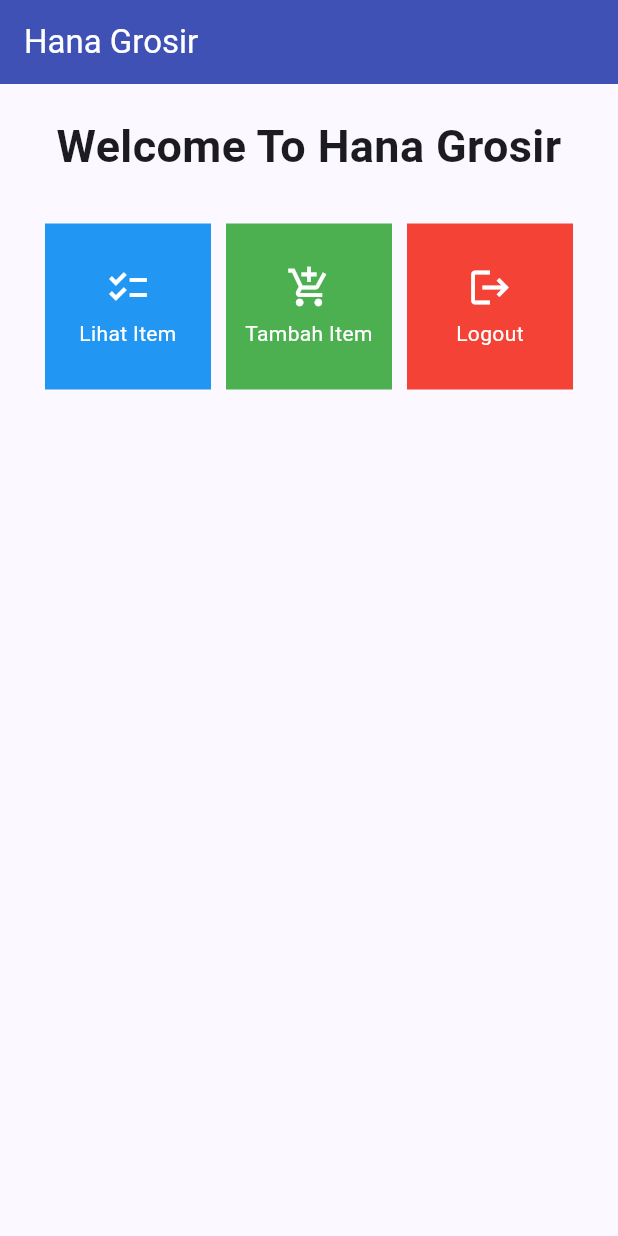
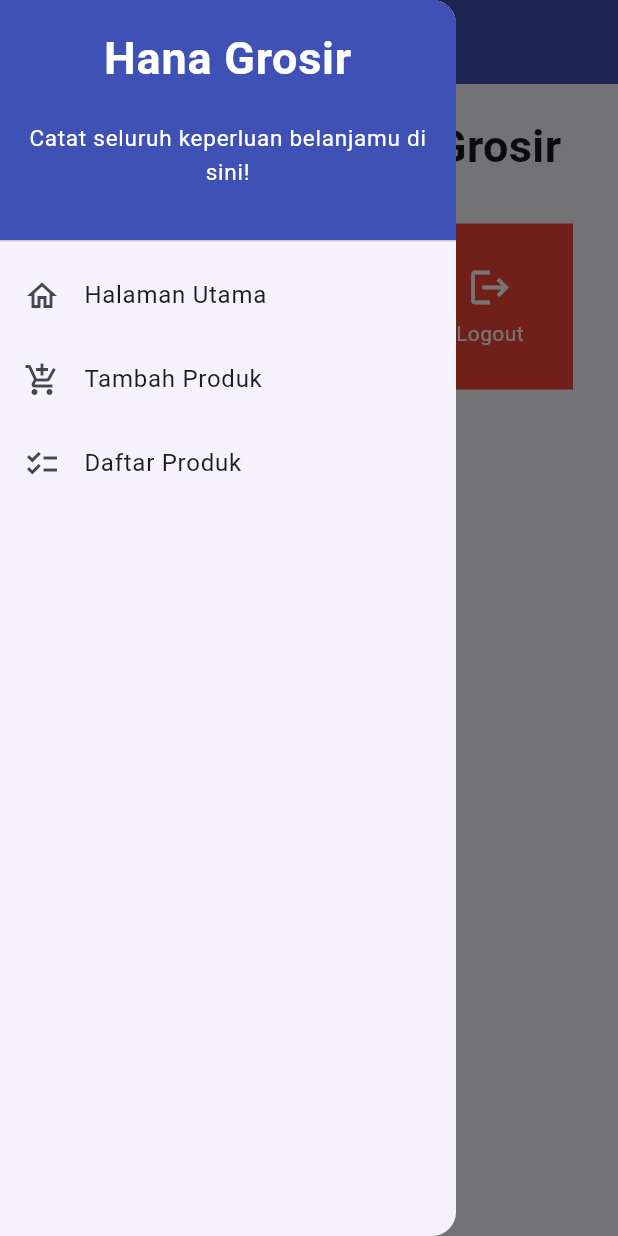
Before and after one commit to catherinehana/TugasPBPFlutter, a Flutter app: the screen it shows after launch, with the side drawer open (before the commit the screen has no drawer), on a phone screen of 412 x 824 dp. Run offline on Flutter 3.47's test engine with Material 2 defaults, Android fonts, the phone set to English and light mode, and no system bars.

Commit message:
TugasPBP08

```diff
--- a/lib/main.dart
+++ b/lib/main.dart
@@ -1,5 +1,5 @@
 import 'package:flutter/material.dart';
-import 'package:hana_grosir/menu.dart';
+import 'package:hana_grosir/screens/menu.dart';
 
 void main() {
   runApp(const MyApp());
--- /dev/null
+++ b/lib/models/item_model.dart
@@ -0,0 +1,13 @@
+class Product {
+  //final String id;
+  final String name;
+  final int price;
+  final int ammount;
+  final String description;
+
+  Product(
+      {required this.name,
+      required this.price,
+      required this.ammount,
+      required this.description});
+}
--- /dev/null
+++ b/lib/screens/menu.dart
@@ -0,0 +1,140 @@
+import 'package:flutter/material.dart';
+//import 'package:hana_grosir/screens/shoplist_form.dart';
+import 'package:hana_grosir/widgets/left_drawer.dart';
+import 'package:hana_grosir/widgets/shop_card.dart';
+import 'package:hana_grosir/models/item_model.dart';
+
+// MyHomePage
+class MyHomePage extends StatefulWidget {
+  MyHomePage({Key? key}) : super(key: key);
+
+  @override
+  _MyHomePageState createState() => _MyHomePageState();
+}
+
+class _MyHomePageState extends State<MyHomePage> {
+  List<Product> products = [];
+
+  final List<ShopItem> items = [
+    ShopItem("Lihat Item", Icons.checklist),
+    ShopItem("Tambah Item", Icons.add_shopping_cart),
+    ShopItem("Logout", Icons.logout),
+  ];
+
+  @override
+  Widget build(BuildContext context) {
+    return Scaffold(
+      appBar: AppBar(
+        title: const Text('Hana Grosir', style: TextStyle(color: Colors.white)),
+        foregroundColor: Colors.white,
+      ),
+      drawer: const LeftDrawer(),
+      body: SingleChildScrollView(
+        child: Padding(
+          padding: const EdgeInsets.all(10.0),
+          child: Column(
+            children: <Widget>[
+              const Padding(
+                padding: EdgeInsets.only(top: 10.0, bottom: 10.0),
+                child: Text(
+                  'Welcome To Hana Grosir',
+                  textAlign: TextAlign.center,
+                  style: TextStyle(
+                    fontSize: 30,
+                    fontWeight: FontWeight.bold,
+                  ),
+                ),
+              ),
+              GridView.count(
+                primary: true,
+                padding: const EdgeInsets.all(20),
+                crossAxisSpacing: 10,
+                mainAxisSpacing: 10,
+                crossAxisCount: 3,
+                shrinkWrap: true,
+                children: items.map((ShopItem item) {
+                  return ShopCard(item: item, products: products);
+                }).toList(),
+              ),
+            ],
+          ),
+        ),
+      ),
+    );
+  }
+}
+
+
+// The rest of your code remains unchanged.
+
+
+// class ShopItem {
+//   final String name;
+//   final IconData icon;
+
+//   ShopItem(this.name, this.icon);
+// }
+
+// class ShopCard extends StatelessWidget {
+//   final ShopItem item;
+
+//   const ShopCard(this.item, {Key? key}) : super(key: key);
+
+//   Color getColorForItem(ShopItem item) {
+//     if (item.name == "Lihat Item") {
+//       return Colors.blue;
+//     } else if (item.name == "Tambah Item") {
+//       return Colors.green;
+//     } else if (item.name == "Logout") {
+//       return Colors.red;
+//     } else {
+//       return Colors.indigo; // Warna default jika tidak ada yang cocok
+//     }
+//   }
+
+//   @override
+//   Widget build(BuildContext context) {
+//     Color cardColor = getColorForItem(item);
+
+//     return Material(
+//       color: cardColor,
+//       child: InkWell(
+//         onTap: () {
+//           ScaffoldMessenger.of(context)
+//             ..hideCurrentSnackBar()
+//             ..showSnackBar(SnackBar(
+//                 content: Text("Kamu telah menekan tombol ${item.name}!")));
+//           if (item.name == "Tambah Produk") {
+//             // TODO: Gunakan Navigator.push untuk melakukan navigasi ke MaterialPageRoute yang mencakup ShopFormPage.
+//             Navigator.pushReplacement(
+//                 context,
+//                 MaterialPageRoute(
+//                   builder: (context) => ShopFormPage(),
+//                 ));
+//           }
+//         },
+//         child: Container(
+//           padding: const EdgeInsets.all(8),
+//           child: Center(
+//             child: Column(
+//               mainAxisAlignment: MainAxisAlignment.center,
+//               children: [
+//                 Icon(
+//                   item.icon,
+//                   color: Colors.white,
+//                   size: 30.0,
+//                 ),
+//                 const Padding(padding: EdgeInsets.all(3)),
+//                 Text(
+//                   item.name,
+//                   textAlign: TextAlign.center,
+//                   style: const TextStyle(color: Colors.white),
+//                 ),
+//               ],
+//             ),
+//           ),
+//         ),
+//       ),
+//     );
+//   }
+// }
--- /dev/null
+++ b/lib/widgets/left_drawer.dart
@@ -0,0 +1,91 @@
+import 'package:flutter/material.dart';
+import 'package:hana_grosir/screens/menu.dart';
+import 'package:hana_grosir/screens/shoplist_form.dart';
+import 'package:hana_grosir/screens/shop_list_page.dart';
+import 'package:hana_grosir/widgets/shop_card.dart';
+import 'package:hana_grosir/models/item_model.dart';
+
+// TODO: Impor halaman ShopFormPage jika sudah dibuat
+
+class LeftDrawer extends StatelessWidget {
+  //const LeftDrawer({super.key})
+  //final List<Product> products;
+
+  //const LeftDrawer({Key? key, required this.products}) : super(key: key);
+  const LeftDrawer({super.key});
+
+  @override
+  Widget build(BuildContext context) {
+    return Drawer(
+      child: ListView(
+        children: [
+          const DrawerHeader(
+            decoration: BoxDecoration(
+              color: Colors.indigo,
+            ),
+            child: Column(
+              children: [
+                Text(
+                  'Hana Grosir',
+                  textAlign: TextAlign.center,
+                  style: TextStyle(
+                    fontSize: 30,
+                    fontWeight: FontWeight.bold,
+                    color: Colors.white,
+                  ),
+                ),
+                Padding(padding: EdgeInsets.all(10)),
+                Text(
+                  "Catat seluruh keperluan belanjamu di sini!",
+                  // TODO: Tambahkan gaya teks dengan center alignment, font ukuran 15, warna putih, dan weight biasa
+                  textAlign: TextAlign.center,
+                  style: TextStyle(
+                    fontSize: 15, // Ubah ukuran font menjadi 15
+                    color: Colors.white,
+                  ),
+                ),
+              ],
+            ),
+          ),
+          ListTile(
+            leading: const Icon(Icons.home_outlined),
+            title: const Text('Halaman Utama'),
+            // Bagian redirection ke MyHomePage
+            onTap: () {
+              Navigator.pushReplacement(
+                  context,
+                  MaterialPageRoute(
+                    builder: (context) => MyHomePage(),
+                  ));
+            },
+          ),
+          ListTile(
+            leading: const Icon(Icons.add_shopping_cart),
+            title: const Text('Tambah Produk'),
+            // Bagian redirection ke ShopFormPage
+            onTap: () {
+              Navigator.pushReplacement(
+                  context,
+                  MaterialPageRoute(
+                    builder: (context) => ShopFormPage(),
+                  ));
+            },
+          ),
+          ListTile(
+            leading: const Icon(Icons.checklist),
+            title: const Text('Daftar Produk'),
+            // Bagian redirection ke ShopFormPage
+            onTap: () {
+              Navigator.pushReplacement(
+                context,
+                MaterialPageRoute(
+                  builder: (context) => ShopListPage(products: products),
+                ),
+              );
+            },
+          ),
+        ],
+      ),
+    );
+  }
+}
--- a/lib/menu.dart
+++ b/lib/widgets/shop_card.dart
@@ -1,54 +1,8 @@
 import 'package:flutter/material.dart';
-
-class MyHomePage extends StatelessWidget {
-  MyHomePage({Key? key}) : super(key: key);
-
-  final List<ShopItem> items = [
-    ShopItem("Lihat Item", Icons.checklist),
-    ShopItem("Tambah Item", Icons.add_shopping_cart),
-    ShopItem("Logout", Icons.logout),
-  ];
-
-  @override
-  Widget build(BuildContext context) {
-    return Scaffold(
-      appBar: AppBar(
-        title: const Text('Hana Grosir', style: TextStyle(color: Colors.white)),
-      ),
-      body: SingleChildScrollView(
-        child: Padding(
-          padding: const EdgeInsets.all(10.0),
-          child: Column(
-            children: <Widget>[
-              const Padding(
-                padding: EdgeInsets.only(top: 10.0, bottom: 10.0),
-                child: Text(
-                  'Welcome To Hana Grosir',
-                  textAlign: TextAlign.center,
-                  style: TextStyle(
-                    fontSize: 30,
-                    fontWeight: FontWeight.bold,
-                  ),
-                ),
-              ),
-              GridView.count(
-                primary: true,
-                padding: const EdgeInsets.all(20),
-                crossAxisSpacing: 10,
-                mainAxisSpacing: 10,
-                crossAxisCount: 3,
-                shrinkWrap: true,
-                children: items.map((ShopItem item) {
-                  return ShopCard(item);
-                }).toList(),
-              ),
-            ],
-          ),
-        ),
-      ),
-    );
-  }
-}
+import 'package:hana_grosir/screens/shoplist_form.dart';
+import 'package:hana_grosir/screens/shop_list_page.dart';
+import 'package:hana_grosir/screens/menu.dart';
+import 'package:hana_grosir/models/item_model.dart';
 
 class ShopItem {
   final String name;
@@ -59,8 +13,10 @@ class ShopItem {
 
 class ShopCard extends StatelessWidget {
   final ShopItem item;
+  final List<Product> products;
 
-  const ShopCard(this.item, {Key? key}) : super(key: key);
+  const ShopCard({Key? key, required this.item, required this.products})
+      : super(key: key); // Constructor
 
   Color getColorForItem(ShopItem item) {
     if (item.name == "Lihat Item") {
@@ -77,17 +33,36 @@ class ShopCard extends StatelessWidget {
   @override
   Widget build(BuildContext context) {
     Color cardColor = getColorForItem(item);
-
     return Material(
       color: cardColor,
       child: InkWell(
+        // Area responsif terhadap sentuhan
         onTap: () {
+          // Memunculkan SnackBar ketika diklik
           ScaffoldMessenger.of(context)
             ..hideCurrentSnackBar()
             ..showSnackBar(SnackBar(
                 content: Text("Kamu telah menekan tombol ${item.name}!")));
+
+          // Navigate ke route yang sesuai (tergantung jenis tombol)
+          if (item.name == "Tambah Item") {
+            // TODO: Gunakan Navigator.push untuk melakukan navigasi ke MaterialPageRoute yang mencakup ShopFormPage.
+            Navigator.pushReplacement(
+                context,
+                MaterialPageRoute(
+                  builder: (context) => ShopFormPage(),
+                ));
+          } else if (item.name == "Lihat Item") {
+            Navigator.push(
+              context,
+              MaterialPageRoute(
+                builder: (context) => ShopListPage(products: products),
+              ),
+            );
+          }
         },
         child: Container(
+          // Container untuk menyimpan Icon dan Text
           padding: const EdgeInsets.all(8),
           child: Center(
             child: Column(
```
Also changed, not shown: lib/screens/shop_list_page.dart (added, +171 -0 lines), lib/screens/shoplist_form.dart (added, +219 -0 lines), 1 other file.
